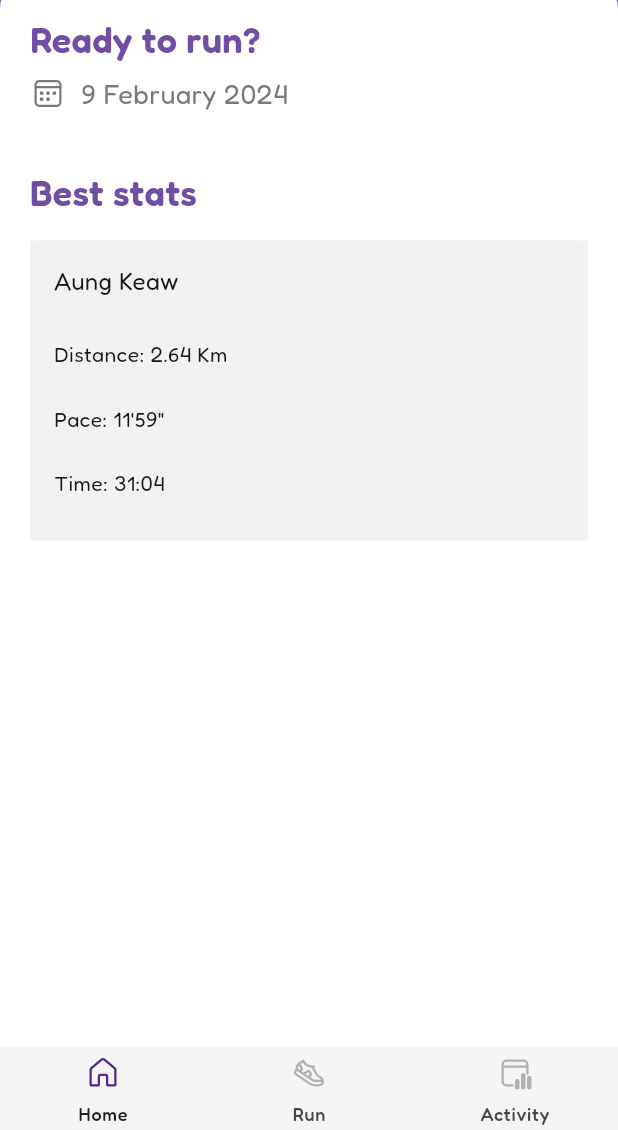
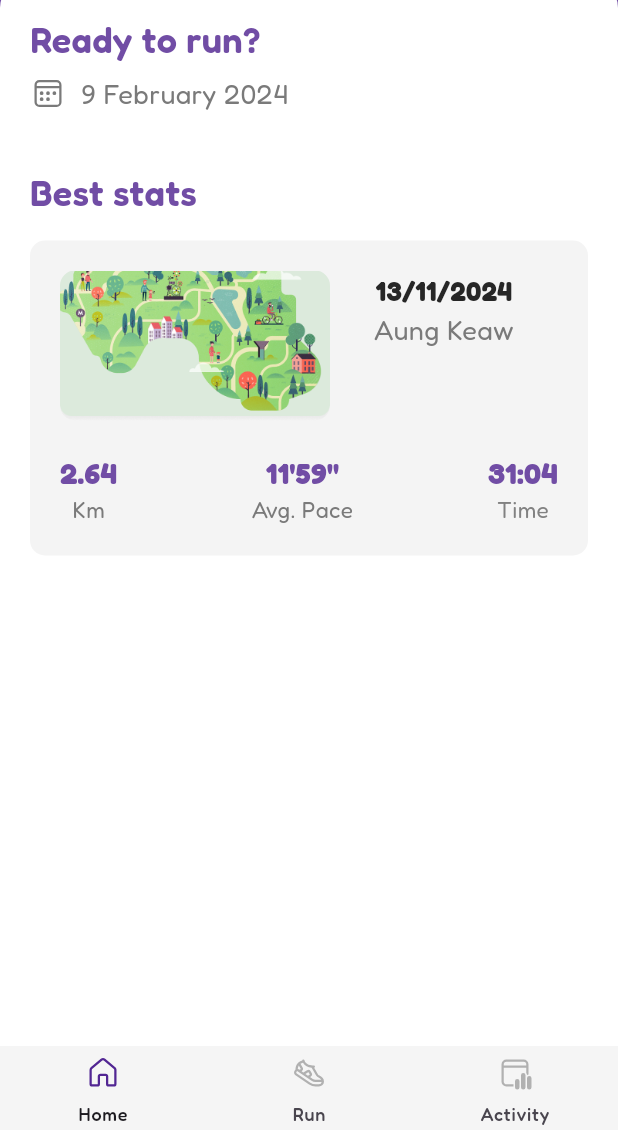
Before and after one commit to themes12/Run-In-CMU, a Flutter app: the screen it shows after launch, on a phone screen of 412 x 824 dp, the part 106-1236 px from its top. Run offline on Flutter 3.47's test engine with Material 3 defaults, Android fonts, the light colour scheme and no system bars; our stand-ins replace fluentui_system_icons, flutter_svg, go_router, google_fonts, google_maps_flutter, location and 1 more; missing offline and left inert: flutter_polyline_points, maps_toolkit.

Commit message:
update best stat card component

```diff
--- a/lib/components/home/home_stat_card.dart
+++ b/lib/components/home/home_stat_card.dart
@@ -1,6 +1,9 @@
 import 'package:fluentui_system_icons/fluentui_system_icons.dart';
 import 'package:flutter/cupertino.dart';
+import 'package:flutter/gestures.dart';
 import 'package:flutter/material.dart';
+import 'package:flutter/rendering.dart';
+import 'package:flutter/widgets.dart';
 import 'package:go_router/go_router.dart';
 import 'package:runinmor/types/route_list.dart';
 
@@ -9,6 +12,7 @@ class BestStatsCard extends StatelessWidget {
   final String distance;
   final String pace;
   final String time;
+  final String imageUrl;
 
   const BestStatsCard({
     Key? key,
@@ -16,94 +20,142 @@ class BestStatsCard extends StatelessWidget {
     required this.distance,
     required this.pace,
     required this.time,
+    required this.imageUrl,
   }) : super(key: key);
 
   @override
   Widget build(BuildContext context) {
     return SizedBox(
-      height: 200,
       width: double.infinity,
       child: Card(
         elevation: 0,
         margin: EdgeInsets.zero,
+        color: Color(0xFFF4F4F4),
         shape: const RoundedRectangleBorder(
           borderRadius: BorderRadius.all(
             Radius.circular(10),
           ),
         ),
-        child: Stack(
-          fit: StackFit.expand,
-          children: [
-            // Background color instead of image
-            Container(
-              color: const Color(0xFFF2F2F2),
-            ),
-            Padding(
+        child: Padding(
           padding: const EdgeInsets.only(
-                top: 16,
-                left: 16,
-                right: 16,
-                bottom: 28,
+            top: 20,
+            left: 20,
+            right: 20,
+            bottom: 20,
           ),
           child: Column(
             mainAxisAlignment: MainAxisAlignment.spaceBetween,
             crossAxisAlignment: CrossAxisAlignment.start,
             children: [
+
               Row(
+                  mainAxisAlignment: MainAxisAlignment.spaceBetween,
+                  crossAxisAlignment: CrossAxisAlignment.start,
                   children: [
+                    ClipRRect(
+                      borderRadius: BorderRadius.circular(10),
+                      child: Image.asset(
+                        'asset/images/route_list_card_placeholder.png',
+                        width: 180,
+                        height: 100,
+                        fit: BoxFit.cover,
+                      ),
+                    ),
+
+                  Column(
+                    children: [
+                      Text(
+                        '13/11/2024',
+                        style: const TextStyle(
+                          color: Color(0xFF262626),
+                          fontWeight: FontWeight.bold,
+                          fontSize: 18,
+                        ),
+                      ),
                       Text(
                         name,
                         style: const TextStyle(
-                          color: Color(0xFF171717),
+                          color: Color(0xFF7A7A7A),
                           fontWeight: FontWeight.normal,
-                          fontSize: 16,
+                          fontSize: 18,
                         ),
                       ),
                     ],
                   ),
                   const SizedBox(height: 8),
+                ]
+              ),
+              const SizedBox(height: 20,),
               Row(
+                mainAxisAlignment: MainAxisAlignment.spaceBetween,
+                crossAxisAlignment: CrossAxisAlignment.start,
+                children: [
+                  Column(
                     children: [
                       Text(
-                        'Distance: $distance',
+                        '$distance',
                         style: const TextStyle(
-                          color: Color(0xFF171717),
+                          color: Color(0xFF714DA5),
+                          fontWeight: FontWeight.bold,
+                          fontSize: 20,
+                        ),
+                      ),
+                      Text(
+                        'Km',
+                        style: const TextStyle(
+                          color: Color(0xFF7A7A7A),
                           fontWeight: FontWeight.normal,
-                          fontSize: 14,
+                          fontSize: 15,
                         ),
                       ),
                     ],
                   ),
                   const SizedBox(height: 4),
-                  Row(
+                  Column(
                     children: [
                       Text(
-                        'Pace: $pace',
+                        '$pace',
                         style: const TextStyle(
-                          color: Color(0xFF171717),
+                          color: Color(0xFF714DA5),
+                          fontWeight: FontWeight.bold,
+                          fontSize: 20,
+                        ),
+                      ),
+                      Text(
+                        'Avg. Pace',
+                        style: const TextStyle(
+                          color: Color(0xFF7A7A7A),
                           fontWeight: FontWeight.normal,
-                          fontSize: 14,
+                          fontSize: 15,
                         ),
                       ),
                     ],
                   ),
-                  const SizedBox(height: 4),
-                  Row(
+                  const SizedBox(height: 8),
+                  Column(
                     children: [
                       Text(
-                        'Time: $time',
+                        '$time',
                         style: const TextStyle(
-                          color: Color(0xFF171717),
+                          color: Color(0xFF714DA5),
+                          fontWeight: FontWeight.bold,
+                          fontSize: 20,
+                        ),
+                      ),
+                      Text(
+                        'Time',
+                        style: const TextStyle(
+                          color: Color(0xFF17A7A7A),
                           fontWeight: FontWeight.normal,
-                          fontSize: 14,
+                          fontSize: 15,
                         ),
                       ),
                     ],
                   ),
                 ],
               ),
-            )
             ],
+          ),
         ),
       ),
     );
--- a/lib/pages/home_page.dart
+++ b/lib/pages/home_page.dart
@@ -77,9 +77,10 @@ class HomePage extends StatelessWidget {
                   // Add the BestStatsCard widget here
                   const BestStatsCard(
                     name: 'Aung Keaw',
-                    distance: '2.64 Km',
+                    distance: '2.64',
                     pace: '11\'59"',
                     time: '31:04',
+                    imageUrl: '',
                   ),
 
                 ],
```
Lines whose indentation alone changed are shown as unchanged.
